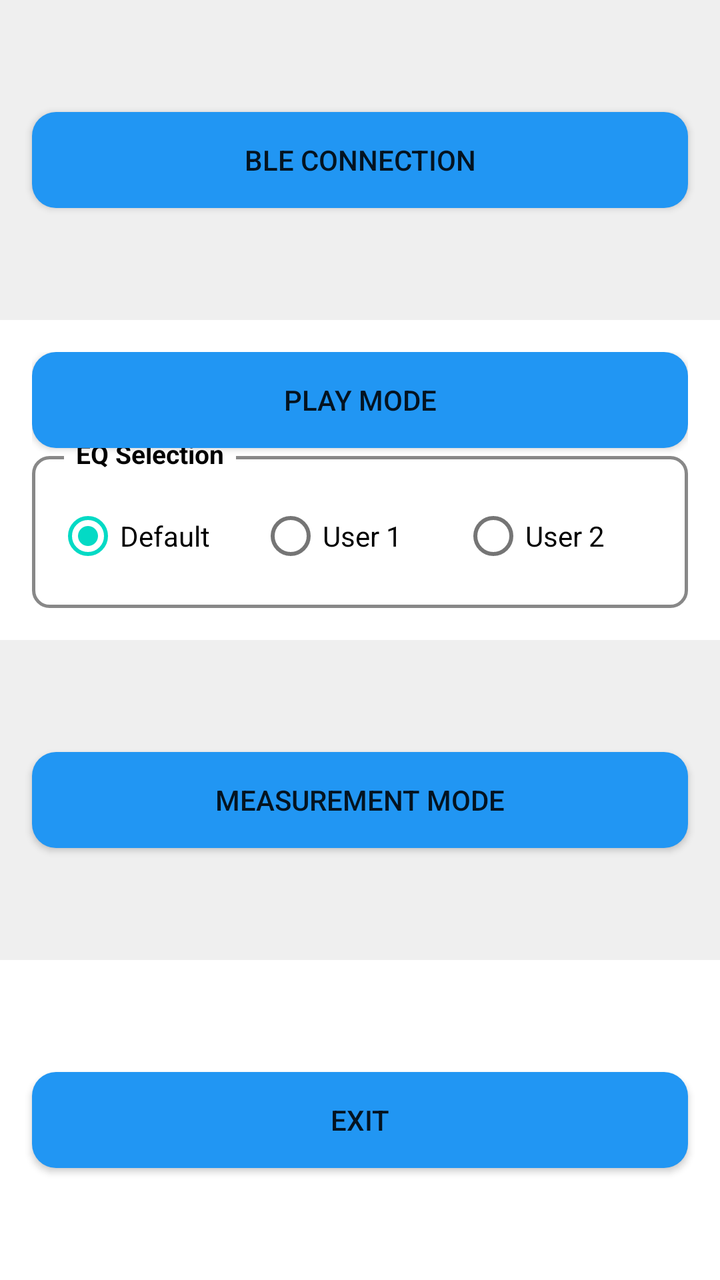
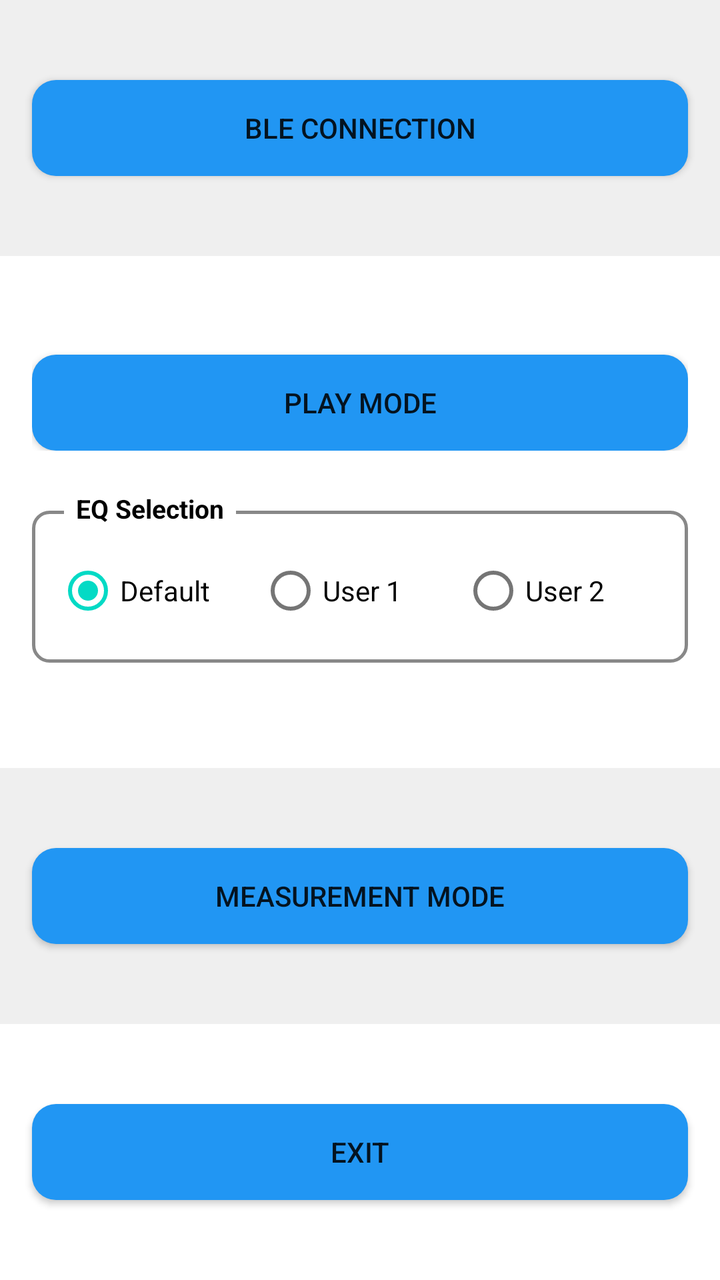

Compare the two renders of this Android layout. The source of the first and the diff that turns it into the second are given below.
<!-- AndroidManifest.xml: application theme Theme.RoomEqualizer -->
<!-- res/layout/activity_main.xml -->
<?xml version="1.0" encoding="utf-8"?>
<LinearLayout xmlns:android="http://schemas.android.com/apk/res/android"
    android:layout_width="match_parent"
    android:layout_height="match_parent"
    android:orientation="vertical">

    
    
    
    <FrameLayout
        android:layout_width="match_parent"
        android:layout_height="0dp"
        android:layout_weight="1"
        android:background="#10000000">

        <android.widget.Button
            android:id="@+id/btnBLEConnection"
            android:layout_width="match_parent"
            android:layout_height="wrap_content"
            android:layout_gravity="center"
            android:layout_marginLeft="16dp"
            android:layout_marginRight="16dp"
            android:background="@drawable/bg_button"
            android:text="@string/ble_connection" />
    </FrameLayout>

    
    
    
    <RelativeLayout
        android:layout_width="match_parent"
        android:layout_height="0dp"
        android:layout_weight="1"
        android:padding="16dp">

        
        <android.widget.Button
            android:id="@+id/btnPlayMode"
            android:layout_width="match_parent"
            android:layout_height="wrap_content"
            android:layout_alignParentTop="true"
            android:layout_centerHorizontal="true"
            android:background="@drawable/bg_button"
            android:text="@string/play_mode" />

        
        <RelativeLayout
            android:id="@+id/containerEqGroup"
            android:layout_width="match_parent"
            android:layout_height="wrap_content"
            android:layout_alignParentBottom="true">

            
            <LinearLayout
                android:id="@+id/boxEqBorder"
                android:layout_width="match_parent"
                android:layout_height="wrap_content"
                android:layout_marginTop="10dp"
                android:background="@drawable/border_eq_group"
                android:orientation="vertical"
                android:paddingStart="12dp"
                android:paddingTop="16dp"
                android:paddingEnd="12dp"
                android:paddingBottom="12dp">

                
                <RadioGroup
                    android:id="@+id/radioGroupEqSelection"
                    android:layout_width="match_parent"
                    android:layout_height="wrap_content"
                    android:orientation="horizontal">

                    <RadioButton
                        android:id="@+id/radioEQDefault"
                        android:layout_width="0dp"
                        android:layout_height="wrap_content"
                        android:layout_weight="1"
                        android:checked="true"
                        android:text="@string/eq_default" />

                    <RadioButton
                        android:id="@+id/radioEQUser1"
                        android:layout_width="0dp"
                        android:layout_height="wrap_content"
                        android:layout_weight="1"
                        android:text="@string/eq_user1" />

                    <RadioButton
                        android:id="@+id/radioEQUser2"
                        android:layout_width="0dp"
                        android:layout_height="wrap_content"
                        android:layout_weight="1"
                        android:text="@string/eq_user2" />
                </RadioGroup>
            </LinearLayout>

            
            <TextView
                android:id="@+id/tvEqSelectionTitle"
                android:layout_width="wrap_content"
                android:layout_height="wrap_content"
                android:layout_alignParentStart="true"
                android:layout_alignParentTop="true"
                android:layout_marginStart="16dp"
                android:background="?android:attr/windowBackground"
                android:paddingStart="6dp"
                android:paddingEnd="6dp"
                android:text="@string/eq_selection"
                android:textColor="@android:color/black"
                android:textSize="13sp"
                android:textStyle="bold" />

        </RelativeLayout>
    </RelativeLayout>

    
    
    
    <FrameLayout
        android:layout_width="match_parent"
        android:layout_height="0dp"
        android:layout_weight="1"
        android:background="#10000000">

        <android.widget.Button
            android:id="@+id/btnMeasurementMode"
            android:layout_width="match_parent"
            android:layout_height="wrap_content"
            android:layout_gravity="center"
            android:layout_marginLeft="16dp"
            android:layout_marginRight="16dp"
            android:background="@drawable/bg_button"
            android:text="@string/measurement_mode" />
    </FrameLayout>

    
    
    
    <FrameLayout
        android:layout_width="match_parent"
        android:layout_height="0dp"
        android:layout_weight="1">

        <android.widget.Button
            android:id="@+id/btnExit"
            android:layout_width="match_parent"
            android:layout_height="wrap_content"
            android:layout_gravity="center"
            android:layout_marginLeft="16dp"
            android:layout_marginRight="16dp"
            android:background="@drawable/bg_button"
            android:text="@string/exit" />
    </FrameLayout>

</LinearLayout>
<!-- resources referenced by this layout -->
<resources>
  <!-- drawable bg_button (drawable) -->
  <?xml version="1.0" encoding="utf-8"?>
  <selector xmlns:android="http://schemas.android.com/apk/res/android">
  
      
      <item android:state_pressed="true">
          <shape android:shape="rectangle">
              <solid android:color="#2196F3" /> 
              <corners android:radius="12dp" /> 
          </shape>
      </item>
  
      
      <item>
          <shape android:shape="rectangle">
              <solid android:color="#2196F3" /> 
              <corners android:radius="12dp" /> 
          </shape>
      </item>
  
  </selector>
  <!-- drawable border_eq_group (drawable) -->
  <?xml version="1.0" encoding="utf-8"?>
  <shape xmlns:android="http://schemas.android.com/apk/res/android"
      android:shape="rectangle">
      <solid android:color="@android:color/transparent" />
      <stroke
          android:width="1.5dp"
          android:color="#888888" /> 
      <corners android:radius="8dp" /> 
  </shape>
  <string name="ble_connection">BLE Connection</string>
  <string name="eq_default">Default</string>
  <string name="eq_selection">EQ Selection</string>
  <string name="eq_user1">User 1</string>
  <string name="eq_user2">User 2</string>
  <string name="exit">EXIT</string>
  <string name="measurement_mode">Measurement Mode</string>
  <string name="play_mode">Play Mode</string>
  <style name="Theme.RoomEqualizer" parent="Theme.MaterialComponents.DayNight.DarkActionBar">
          
          <item name="colorPrimary">@color/purple_500</item>
          <item name="colorPrimaryVariant">@color/purple_700</item>
          <item name="colorOnPrimary">@color/white</item>
          
          <item name="colorSecondary">@color/teal_200</item>
          <item name="colorSecondaryVariant">@color/teal_700</item>
          <item name="colorOnSecondary">@color/black</item>
          
          <item name="android:statusBarColor">?attr/colorPrimaryVariant</item>
          
      </style>
  <color name="purple_500">#FF6200EE</color>
  <color name="purple_700">#FF3700B3</color>
  <color name="white">#FFFFFFFF</color>
  <color name="teal_200">#FF03DAC5</color>
  <color name="teal_700">#FF018786</color>
  <color name="black">#FF000000</color>
</resources>

<!-- the commit's change to res/layout/activity_main.xml (unified diff, before → after) -->
@@ -7,11 +7,13 @@
     
     
     
-    <FrameLayout
+    <LinearLayout
         android:layout_width="match_parent"
         android:layout_height="0dp"
         android:layout_weight="1"
-        android:background="#10000000">
+        android:background="#10000000"
+        android:gravity="center"
+        android:orientation="vertical">
 
         <android.widget.Button
             android:id="@+id/btnBLEConnection"
@@ -22,105 +24,128 @@
             android:layout_marginRight="16dp"
             android:background="@drawable/bg_button"
             android:text="@string/ble_connection" />
-    </FrameLayout>
+    </LinearLayout>
 
     
     
     
-    <RelativeLayout
+    <LinearLayout
         android:layout_width="match_parent"
         android:layout_height="0dp"
-        android:layout_weight="1"
+        android:layout_weight="2"
+        android:gravity="center"
+        android:orientation="vertical"
         android:padding="16dp">
 
         
-        <android.widget.Button
-            android:id="@+id/btnPlayMode"
+        <LinearLayout
             android:layout_width="match_parent"
-            android:layout_height="wrap_content"
-            android:layout_alignParentTop="true"
-            android:layout_centerHorizontal="true"
-            android:background="@drawable/bg_button"
-            android:text="@string/play_mode" />
+            android:layout_height="0dp"
+            android:layout_marginBottom="10dp"
+            android:layout_weight="2"
+            android:gravity="bottom">
+
+            <android.widget.Button
+                android:id="@+id/btnPlayMode"
+                android:layout_width="match_parent"
+                android:layout_height="wrap_content"
+                android:layout_alignParentTop="true"
+                android:layout_centerHorizontal="true"
+                android:layout_weight="1"
+                android:background="@drawable/bg_button"
+                android:text="@string/play_mode" />
+        </LinearLayout>
+
+        <LinearLayout
+            android:layout_width="match_parent"
+            android:layout_height="0dp"
+            android:layout_marginTop="10dp"
+            android:layout_weight="3"
+            android:gravity="top">
+
+            <RelativeLayout
+                android:id="@+id/containerEqGroup"
+                android:layout_width="match_parent"
+                android:layout_height="wrap_content"
+                android:layout_alignParentBottom="true"
+                android:layout_weight="1">
+
+                
+                <LinearLayout
+                    android:id="@+id/boxEqBorder"
+                    android:layout_width="match_parent"
+                    android:layout_height="wrap_content"
+                    android:layout_marginTop="10dp"
+                    android:background="@drawable/border_eq_group"
+                    android:orientation="vertical"
+                    android:paddingStart="12dp"
+                    android:paddingTop="16dp"
+                    android:paddingEnd="12dp"
+                    android:paddingBottom="12dp">
+
+                    
+                    <RadioGroup
+                        android:id="@+id/radioGroupEqSelection"
+                        android:layout_width="match_parent"
+                        android:layout_height="wrap_content"
+                        android:orientation="horizontal">
+
+                        <RadioButton
+                            android:id="@+id/radioEQDefault"
+                            android:layout_width="0dp"
+                            android:layout_height="wrap_content"
+                            android:layout_weight="1"
+                            android:checked="true"
+                            android:text="@string/eq_default" />
+
+                        <RadioButton
+                            android:id="@+id/radioEQUser1"
+                            android:layout_width="0dp"
+                            android:layout_height="wrap_content"
+                            android:layout_weight="1"
+                            android:text="@string/eq_user1" />
+
+                        <RadioButton
+                            android:id="@+id/radioEQUser2"
+                            android:layout_width="0dp"
+                            android:layout_height="wrap_content"
+                            android:layout_weight="1"
+                            android:text="@string/eq_user2" />
+                    </RadioGroup>
+                </LinearLayout>
+
+                
+                <TextView
+                    android:id="@+id/tvEqSelectionTitle"
+                    android:layout_width="wrap_content"
+                    android:layout_height="wrap_content"
+                    android:layout_alignParentStart="true"
+                    android:layout_alignParentTop="true"
+                    android:layout_marginStart="16dp"
+                    android:background="?android:attr/windowBackground"
+                    android:paddingStart="6dp"
+                    android:paddingEnd="6dp"
+                    android:text="@string/eq_selection"
+                    android:textColor="@android:color/black"
+                    android:textSize="13sp"
+                    android:textStyle="bold" />
+
+            </RelativeLayout>
+        </LinearLayout>
 
         
-        <RelativeLayout
-            android:id="@+id/containerEqGroup"
-            android:layout_width="match_parent"
-            android:layout_height="wrap_content"
-            android:layout_alignParentBottom="true">
-
-            
-            <LinearLayout
-                android:id="@+id/boxEqBorder"
-                android:layout_width="match_parent"
-                android:layout_height="wrap_content"
-                android:layout_marginTop="10dp"
-                android:background="@drawable/border_eq_group"
-                android:orientation="vertical"
-                android:paddingStart="12dp"
-                android:paddingTop="16dp"
-                android:paddingEnd="12dp"
-                android:paddingBottom="12dp">
-
-                
-                <RadioGroup
-                    android:id="@+id/radioGroupEqSelection"
-                    android:layout_width="match_parent"
-                    android:layout_height="wrap_content"
-                    android:orientation="horizontal">
-
-                    <RadioButton
-                        android:id="@+id/radioEQDefault"
-                        android:layout_width="0dp"
-                        android:layout_height="wrap_content"
-                        android:layout_weight="1"
-                        android:checked="true"
-                        android:text="@string/eq_default" />
-
-                    <RadioButton
-                        android:id="@+id/radioEQUser1"
-                        android:layout_width="0dp"
-                        android:layout_height="wrap_content"
-                        android:layout_weight="1"
-                        android:text="@string/eq_user1" />
-
-                    <RadioButton
-                        android:id="@+id/radioEQUser2"
-                        android:layout_width="0dp"
-                        android:layout_height="wrap_content"
-                        android:layout_weight="1"
-                        android:text="@string/eq_user2" />
-                </RadioGroup>
-            </LinearLayout>
-
-            
-            <TextView
-                android:id="@+id/tvEqSelectionTitle"
-                android:layout_width="wrap_content"
-                android:layout_height="wrap_content"
-                android:layout_alignParentStart="true"
-                android:layout_alignParentTop="true"
-                android:layout_marginStart="16dp"
-                android:background="?android:attr/windowBackground"
-                android:paddingStart="6dp"
-                android:paddingEnd="6dp"
-                android:text="@string/eq_selection"
-                android:textColor="@android:color/black"
-                android:textSize="13sp"
-                android:textStyle="bold" />
-
-        </RelativeLayout>
-    </RelativeLayout>
+    </LinearLayout>
 
     
     
     
-    <FrameLayout
+    <LinearLayout
         android:layout_width="match_parent"
         android:layout_height="0dp"
         android:layout_weight="1"
-        android:background="#10000000">
+        android:background="#10000000"
+        android:gravity="center"
+        android:orientation="vertical">
 
         <android.widget.Button
             android:id="@+id/btnMeasurementMode"
@@ -131,15 +156,17 @@
             android:layout_marginRight="16dp"
             android:background="@drawable/bg_button"
             android:text="@string/measurement_mode" />
-    </FrameLayout>
+    </LinearLayout>
 
     
     
     
-    <FrameLayout
+    <LinearLayout
         android:layout_width="match_parent"
         android:layout_height="0dp"
-        android:layout_weight="1">
+        android:layout_weight="1"
+        android:gravity="center"
+        android:orientation="vertical">
 
         <android.widget.Button
             android:id="@+id/btnExit"
@@ -150,6 +177,6 @@
             android:layout_marginRight="16dp"
             android:background="@drawable/bg_button"
             android:text="@string/exit" />
-    </FrameLayout>
+    </LinearLayout>
 
 </LinearLayout>
